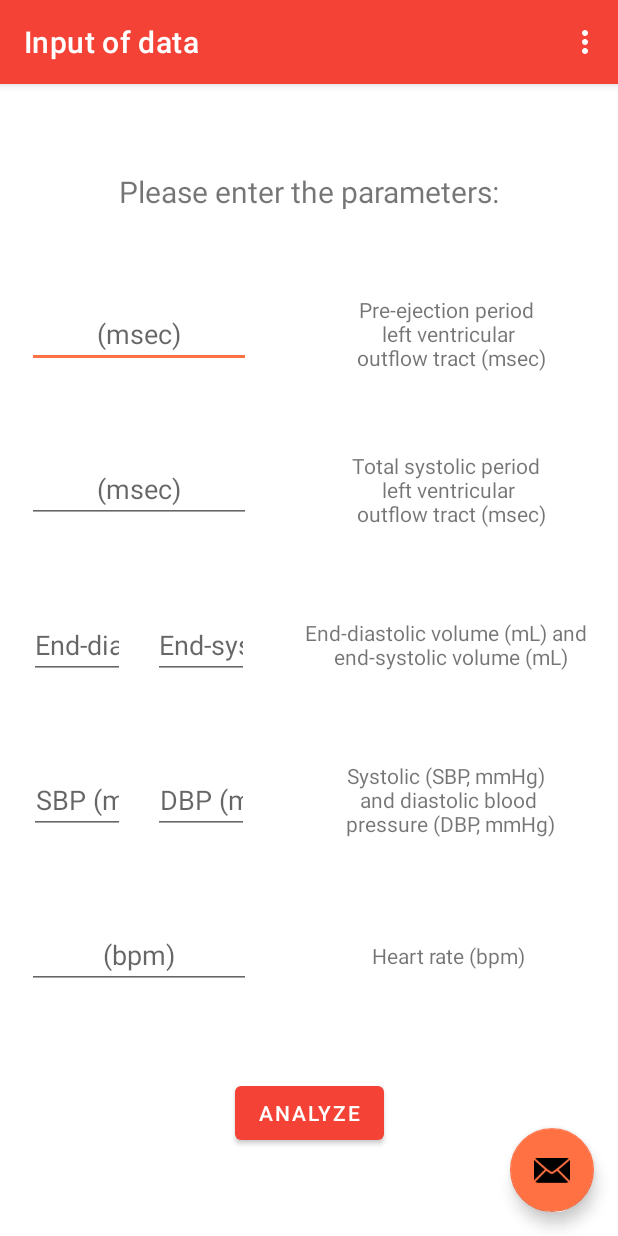
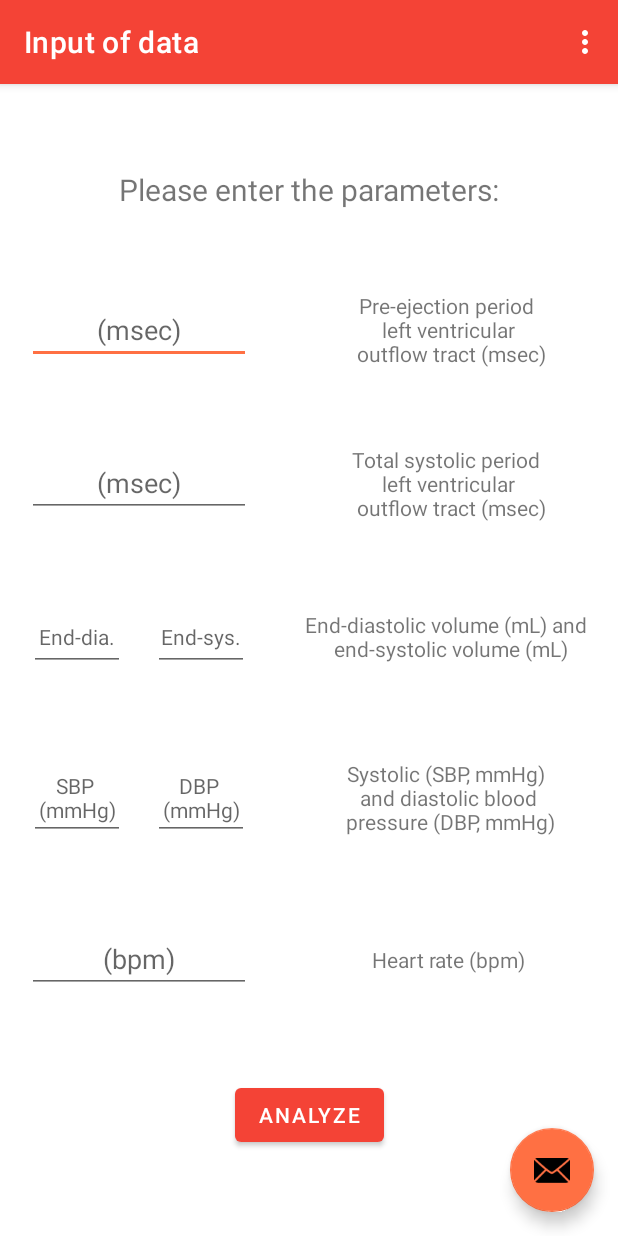
Before and after one commit to DominikBitzer/pvl-calc, an Android app: the screen it shows after launch (MainActivity), on a phone screen of 412 x 824 dp. Run offline under Robolectric (Android 15) with nearby library versions, the phone set to English and light mode, and no system bars; our stand-ins replace navigation-ui.

Commit message:
Adjust EditText hints text-size

```diff
--- a/app/src/main/res/values/strings.xml
+++ b/app/src/main/res/values/strings.xml
@@ -20,9 +20,9 @@
 
     <string name="hint_1_preejection_period">(msec)</string>
     <string name="hint_2_systolic_period">(msec)</string>
-    <string name="hint_3a_end_diastolic_volume">End-dia.</string>
-    <string name="hint_3b_end_diastolic_volume">End-sys.</string>
-    <string name="hint_4a_diastolic_bloodpressure">SBP (mmHg)</string>
-    <string name="hint_4b_diastolic_bloodpressure">DBP (mmHg)</string>
+    <string name="hint_3a_end_diastolic_volume"><font size="14">End-dia.</font></string>
+    <string name="hint_3b_end_diastolic_volume"><font size="14">End-sys.</font></string>
+    <string name="hint_4a_diastolic_bloodpressure"><font size="14">SBP \n(mmHg)</font></string>
+    <string name="hint_4b_diastolic_bloodpressure"><font size="14">DBP \n(mmHg)</font></string>
     <string name="hint_5_heartrate">(bpm)</string>
 </resources>
```
